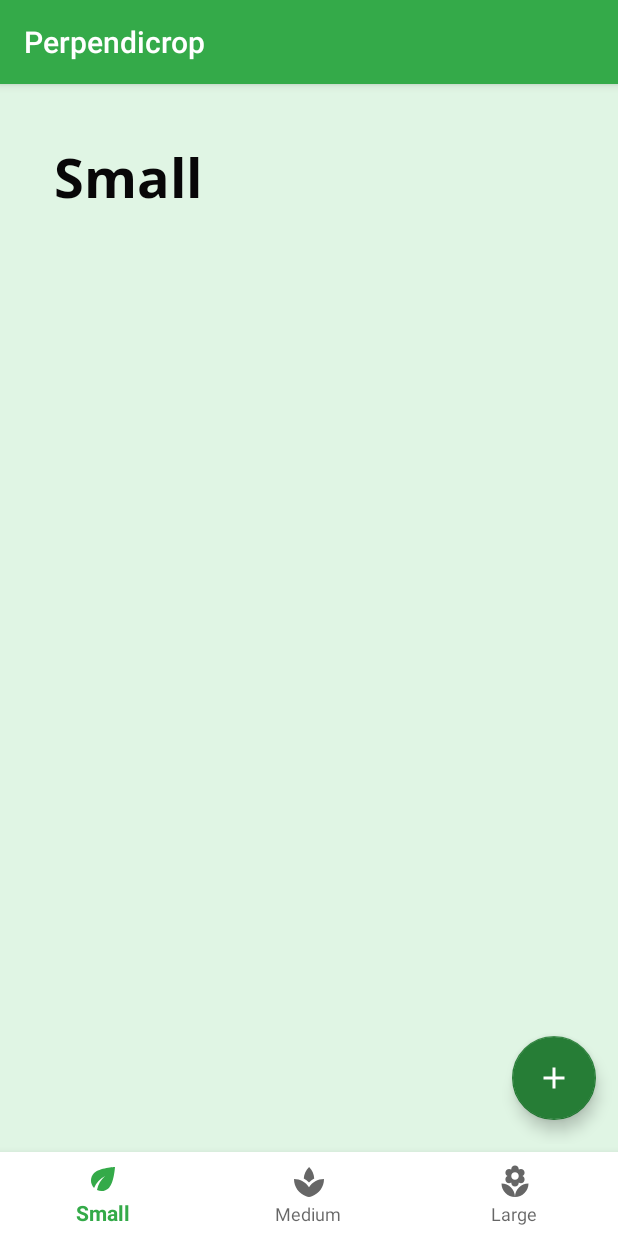
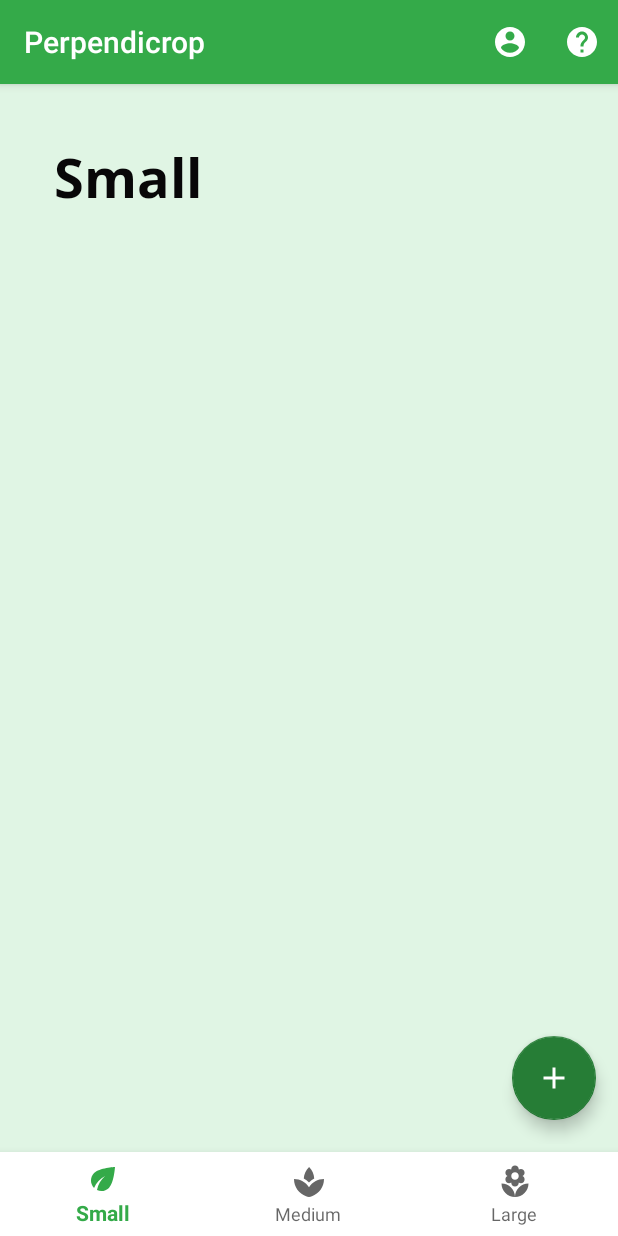
Before and after one commit to dishap22/Perpendicrop, an Android app: the screen it shows after launch (MainActivity), on a phone screen of 412 x 824 dp. Run offline under Robolectric (Android 15) with nearby library versions, the phone set to English and light mode, and no system bars; our stand-ins replace navigation-ui.

Commit message:
Updated Action Bar

```diff
--- a/app/src/main/AndroidManifest.xml
+++ b/app/src/main/AndroidManifest.xml
@@ -9,6 +9,7 @@
         android:roundIcon="@mipmap/ic_launcher_round"
         android:supportsRtl="true"
         android:theme="@style/AppTheme">
+
         <activity
             android:name=".MainActivity"
             android:label="@string/app_name">
--- a/app/src/main/java/com/example/perpendicrop/MainActivity.java
+++ b/app/src/main/java/com/example/perpendicrop/MainActivity.java
@@ -1,7 +1,11 @@
 package com.example.perpendicrop;
 
+import android.os.Build;
 import android.os.Bundle;
+import android.view.Menu;
+import android.view.MenuInflater;
 import android.view.MenuItem;
+import android.widget.Toolbar;
 
 import com.example.perpendicrop.ui.dashboard.DashboardFragment;
 import com.example.perpendicrop.ui.home.HomeFragment;
@@ -9,6 +13,7 @@ import com.example.perpendicrop.ui.notifications.NotificationsFragment;
 import com.google.android.material.bottomnavigation.BottomNavigationView;
 
 import androidx.annotation.NonNull;
+import androidx.annotation.RequiresApi;
 import androidx.appcompat.app.AppCompatActivity;
 import androidx.fragment.app.Fragment;
 import androidx.navigation.NavController;
@@ -19,6 +24,7 @@ import androidx.navigation.ui.NavigationUI;
 
 
 public class MainActivity extends AppCompatActivity {
+
 
     @Override
     protected void onCreate(Bundle savedInstanceState) {
@@ -34,7 +40,10 @@ public class MainActivity extends AppCompatActivity {
         NavController navController = Navigation.findNavController(this, R.id.nav_host_fragment);
         NavigationUI.setupActionBarWithNavController(this, navController, appBarConfiguration);
         NavigationUI.setupWithNavController(navView, navController);*/
+
     }
+
+
 
     private BottomNavigationView.OnNavigationItemSelectedListener navListener =
             new BottomNavigationView.OnNavigationItemSelectedListener() {
@@ -57,4 +66,11 @@ public class MainActivity extends AppCompatActivity {
                     return true;
                 }
             };
+
+    @Override
+    public boolean onCreateOptionsMenu(Menu menu) {
+        MenuInflater inflater = getMenuInflater();
+        inflater.inflate(R.menu.action_bar, menu);
+        return true;
+    }
 }
--- /dev/null
+++ b/app/src/main/res/drawable/ic_baseline_account_circle_24.xml
@@ -0,0 +1,9 @@
+<vector
+    android:height="24dp"
+    android:tint="#FFFFFF"
+    android:viewportHeight="24"
+    android:viewportWidth="24"
+    android:width="24dp"
+    xmlns:android="http://schemas.android.com/apk/res/android">
+    <path android:fillColor="@android:color/white" android:pathData="M12,2C6.48,2 2,6.48 2,12s4.48,10 10,10 10,-4.48 10,-10S17.52,2 12,2zM12,5c1.66,0 3,1.34 3,3s-1.34,3 -3,3 -3,-1.34 -3,-3 1.34,-3 3,-3zM12,19.2c-2.5,0 -4.71,-1.28 -6,-3.22 0.03,-1.99 4,-3.08 6,-3.08 1.99,0 5.97,1.09 6,3.08 -1.29,1.94 -3.5,3.22 -6,3.22z"/>
+</vector>
--- /dev/null
+++ b/app/src/main/res/drawable/ic_baseline_help_24.xml
@@ -0,0 +1,10 @@
+<vector xmlns:android="http://schemas.android.com/apk/res/android"
+    android:width="24dp"
+    android:height="24dp"
+    android:viewportWidth="24"
+    android:viewportHeight="24"
+    android:tint="#FFFFFF">
+  <path
+      android:fillColor="@android:color/black"
+      android:pathData="M12,2C6.48,2 2,6.48 2,12s4.48,10 10,10 10,-4.48 10,-10S17.52,2 12,2zM13,19h-2v-2h2v2zM15.07,11.25l-0.9,0.92C13.45,12.9 13,13.5 13,15h-2v-0.5c0,-1.1 0.45,-2.1 1.17,-2.83l1.24,-1.26c0.37,-0.36 0.59,-0.86 0.59,-1.41 0,-1.1 -0.9,-2 -2,-2s-2,0.9 -2,2L8,9c0,-2.21 1.79,-4 4,-4s4,1.79 4,4c0,0.88 -0.36,1.68 -0.93,2.25z"/>
+</vector>
--- /dev/null
+++ b/app/src/main/res/menu/action_bar.xml
@@ -0,0 +1,17 @@
+<?xml version="1.0" encoding="utf-8"?>
+<menu xmlns:app="http://schemas.android.com/apk/res-auto"
+    xmlns:android="http://schemas.android.com/apk/res/android">
+    <item
+        android:id="@+id/action_profile"
+        android:icon="@drawable/ic_baseline_account_circle_24"
+        android:title="@string/action_profile"
+        app:showAsAction="always" />
+
+    <item
+        android:id="@+id/action_help"
+        android:icon="@drawable/ic_baseline_help_24"
+        android:title="@string/action_help"
+        app:showAsAction="ifRoom"/>
+
+
+</menu>
--- a/app/src/main/res/values/strings.xml
+++ b/app/src/main/res/values/strings.xml
@@ -7,4 +7,6 @@
     <string name="title_medium">Medium</string>
     <string name="title_large">Large</string>
     <string name="title_appname">PerpendiCrop</string>
+    <string name="action_profile">Profile</string>
+    <string name="action_help">Help</string>
 </resources>
```
